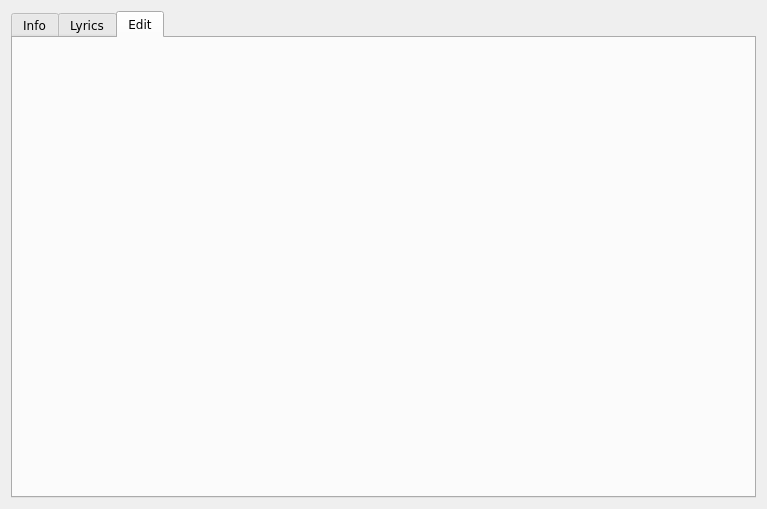
This is branches/sayonara-832/src/GUI/InfoDialog/GUI_InfoDialog.ui in shahid334/sayonara-player as Qt 5 draws it before an edit. The edited form follows.
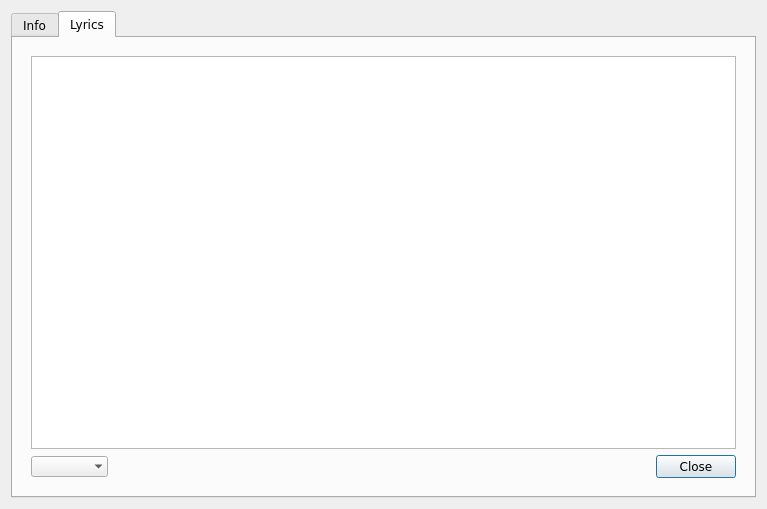
This is the edited form. The open tabs and pages were chosen to show the change.

Patch:
```diff
--- a/branches/sayonara-832/src/GUI/InfoDialog/GUI_InfoDialog.ui
+++ b/branches/sayonara-832/src/GUI/InfoDialog/GUI_InfoDialog.ui
@@ -400,12 +400,6 @@
        </item>
       </layout>
      </widget>
-     <widget class="QWidget" name="tab_3">
-      <attribute name="title">
-       <string>Edit</string>
-      </attribute>
-      <layout class="QGridLayout" name="gridLayout_4"/>
-     </widget>
     </widget>
    </item>
   </layout>
```
Left out of the diff: 2 changed lines with no effect on the pictures.
